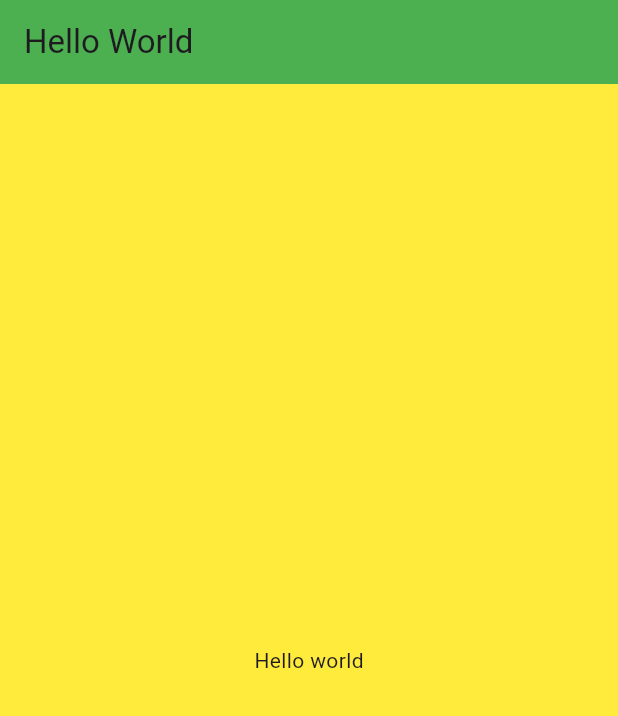
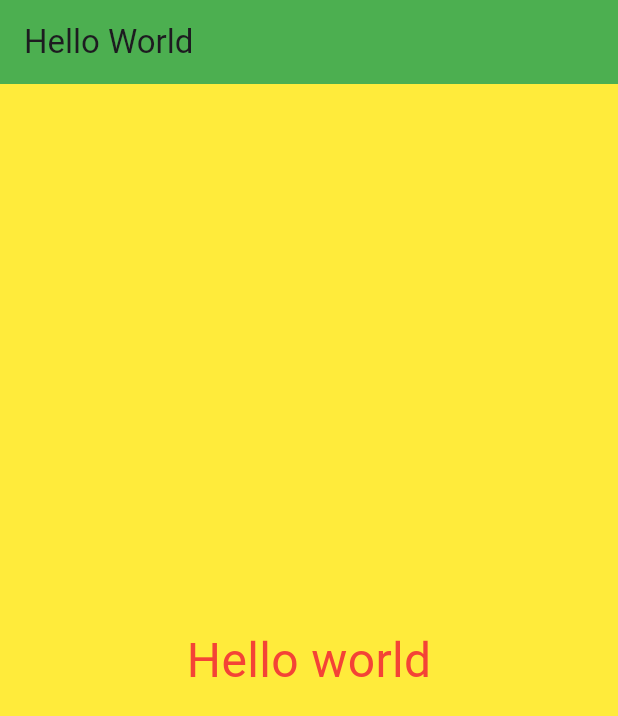
Before and after one commit to wanmuz86/flutter-day1-may24, a Flutter app: the screen it shows after launch, on a phone screen of 412 x 824 dp. Shown: the top 716 px of the screen. Run offline on Flutter 3.47's test engine with Material 3 defaults, Android fonts, the phone set to English and light mode, and no system bars.

Commit message:
text style, center (alt + enter(

```diff
--- a/lib/main.dart
+++ b/lib/main.dart
@@ -13,7 +13,6 @@
     return MaterialApp(
       title: 'Flutter Demo',
       theme: ThemeData(
-
         colorScheme: ColorScheme.fromSeed(seedColor: Colors.deepPurple),
         useMaterial3: true,
       ),
@@ -29,9 +28,16 @@
   Widget build(BuildContext context) {
     return Scaffold(
       backgroundColor: Colors.yellow,
-      appBar: AppBar(title: Text("Hello World"),
-        backgroundColor: Colors.green,),
-      body: Center(child: Text("Hello world"))
+      appBar: AppBar(
+        title: Text("Hello World"),
+        backgroundColor: Colors.green,
+      ),
+      body: Center(
+        child: Text(
+          "Hello world",
+          style: TextStyle(fontSize: 32, color: Colors.red),
+        ),
+      ),
     );
   }
 }
```
